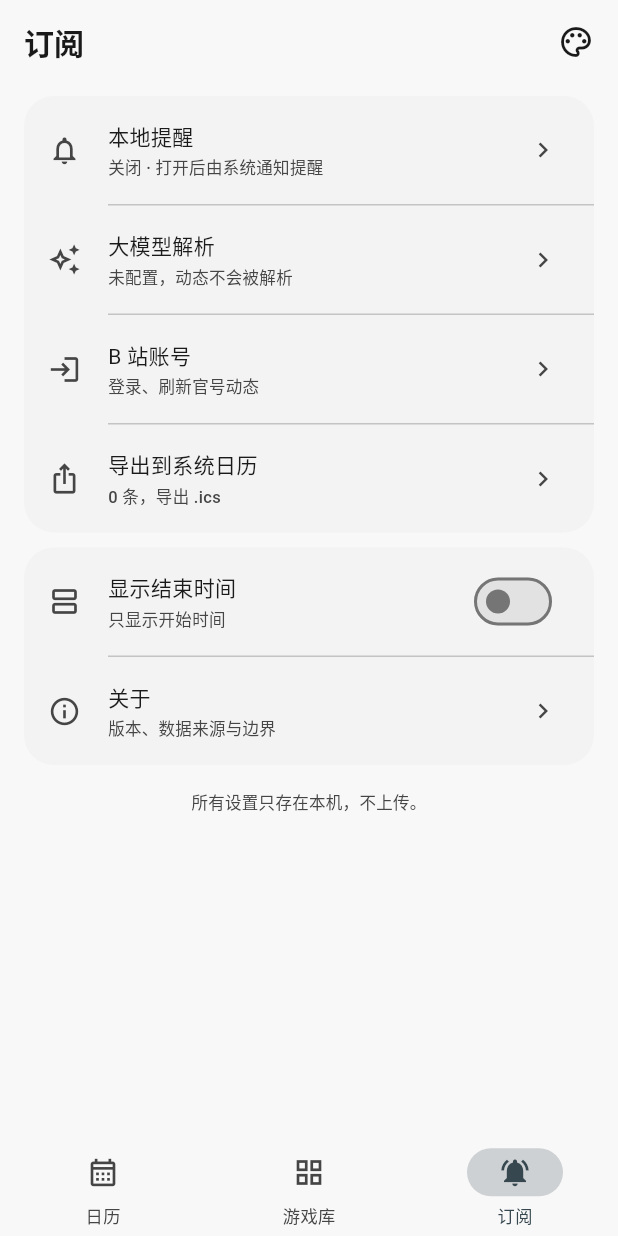
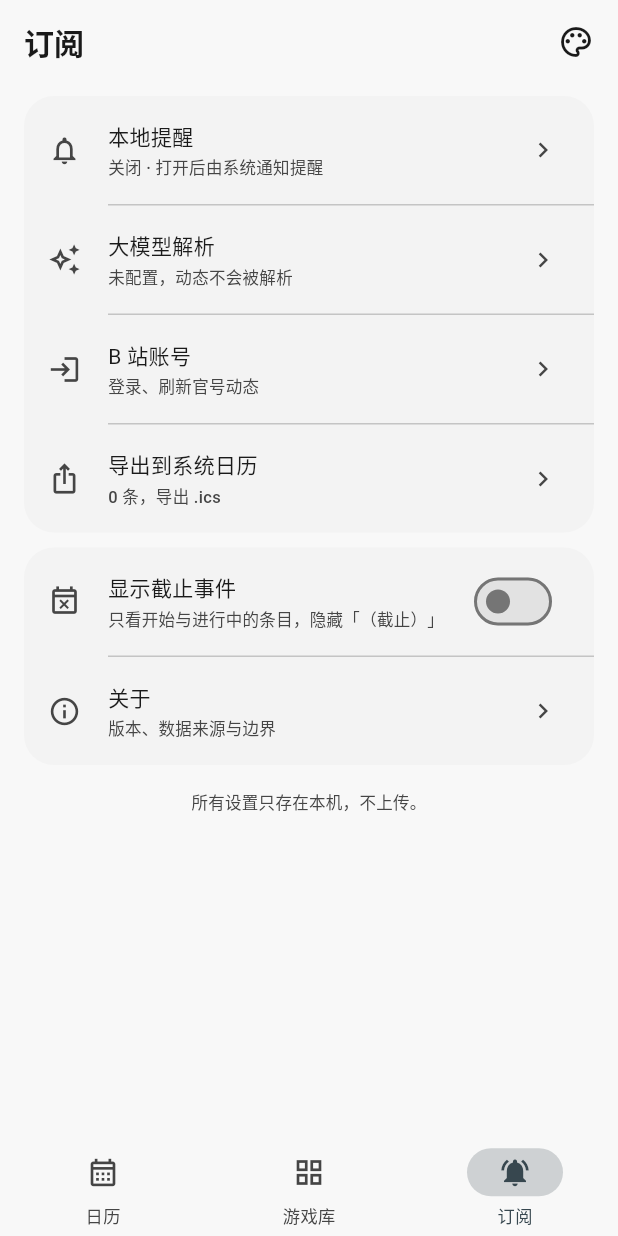
Before and after one commit to maker114/NijiCal, a Flutter app: the screen it shows after launch, item 3 of the bottom bar chosen, on a phone screen of 412 x 824 dp. Run offline on Flutter 3.47's test engine with Material 3 defaults, Android fonts, the phone set to English and light mode, and no system bars; our stand-ins replace flutter_local_notifications, share_plus, shared_preferences, timezone, webview_flutter.

Commit message:
fix(app): 开关改为控制「截止」类事件是否显示
2.3.0 把需求理解错了：做成了行内时间格式的开关（只显示开始 vs 显示区间），
实际要的是「（截止）」这类事件整体显不显示。

- 开关改名「显示截止事件」，关掉时从列表里成批过滤掉
  活动结束 / 卡池结束 / 兑换码截止 / 补偿领取截止，以及标题以（截止）收尾的条目
- 行内时间恢复成区间显示（截止事件既然由开关整体控制，就没必要再改单行格式）
- 截止事件被隐藏、列表为空时，空态会说明「有 N 条被开关隐藏」
- 提醒仍然按所有事件的截止时间排，不受这个显示开关影响

版本 2.3.0+17 → 2.3.1+18。

```diff
--- a/app/lib/app_state.dart
+++ b/app/lib/app_state.dart
@@ -40,7 +40,8 @@ class AppState extends ChangeNotifier {
   String search = '';
   bool remindersOn = false;
   bool calendarView = false;
-  bool showEndTime = false;
+  /// 是否显示「截止」类事件（活动结束 / 卡池结束 / 兑换码截止 / 补偿截止）
+  bool showDeadlineEvents = false;
   int scheduledCount = 0;
   final List<String> corrections = [];
 
@@ -54,7 +55,7 @@ class AppState extends ChangeNotifier {
       ..addAll(await Prefs.loadBindings());
     remindersOn = await Prefs.loadRemindersEnabled();
     calendarView = await Prefs.loadCalendarView();
-    showEndTime = await Prefs.loadShowEndTime();
+    showDeadlineEvents = await Prefs.loadShowDeadlineEvents();
     gameAccents
       ..clear()
       ..addAll(await Prefs.loadGameAccents());
@@ -140,8 +141,16 @@ class AppState extends ChangeNotifier {
     };
   }
 
+  /// 是否是「截止」类事件：类型以结束/截止结尾，或标题以（截止）收尾
+  static bool isDeadlineEvent(GameEvent e) =>
+      e.title.endsWith('（截止）') ||
+      const {'活动结束', '卡池结束', '兑换码截止', '补偿领取截止'}.contains(e.type);
+
   List<GameEvent> visibleEvents() {
-    final list = allEvents.where(_passes).toList();
+    final list = allEvents
+        .where(_passes)
+        .where((e) => showDeadlineEvents || !isDeadlineEvent(e))
+        .toList();
     list.sort((a, b) => a.due.compareTo(b.due));
     return list;
   }
@@ -246,9 +255,9 @@ class AppState extends ChangeNotifier {
     notifyListeners();
   }
 
-  void setShowEndTime(bool value) {
-    showEndTime = value;
-    Prefs.saveShowEndTime(value);
+  void setShowDeadlineEvents(bool value) {
+    showDeadlineEvents = value;
+    Prefs.saveShowDeadlineEvents(value);
     notifyListeners();
   }
   void setReminders(bool value) {
--- a/app/lib/screens/game_detail_page.dart
+++ b/app/lib/screens/game_detail_page.dart
@@ -175,7 +175,6 @@ class GameDetailPage extends StatelessWidget {
                               event: event,
                               game: game,
                               accent: accent,
-                              showEnd: state.showEndTime,
                               onTap: () => showDetailSheet(context, state, event),
                             ),
                             const Divider(height: 1),
@@ -245,7 +244,6 @@ class _ExpiredBlockState extends State<_ExpiredBlock> {
                   event: event,
                   game: widget.game,
                   accent: widget.accent,
-                  showEnd: widget.state.showEndTime,
                   onTap: () => showDetailSheet(context, widget.state, event),
                 ),
                 const Divider(height: 1),
--- a/app/lib/screens/subscribe_screen.dart
+++ b/app/lib/screens/subscribe_screen.dart
@@ -79,14 +79,16 @@ class SubscribeScreen extends StatelessWidget {
               child: Column(
                 children: [
                   SettingRow(
-                    icon: Icons.view_agenda_outlined,
-                    title: '显示结束时间',
-                    subtitle: state.showEndTime ? '列表显示起止区间' : '只显示开始时间',
+                    icon: Icons.event_busy_outlined,
+                    title: '显示截止事件',
+                    subtitle: state.showDeadlineEvents
+                        ? '同时显示「活动结束 / 兑换码截止」这类条目'
+                        : '只看开始与进行中的条目，隐藏「（截止）」',
                     trailing: Switch.adaptive(
-                      value: state.showEndTime,
-                      onChanged: state.setShowEndTime,
+                      value: state.showDeadlineEvents,
+                      onChanged: state.setShowDeadlineEvents,
                     ),
-                    onTap: () => state.setShowEndTime(!state.showEndTime),
+                    onTap: () => state.setShowDeadlineEvents(!state.showDeadlineEvents),
                   ),
                   const Divider(height: 1, indent: 56),
                   SettingRow(
--- a/app/lib/services/prefs.dart
+++ b/app/lib/services/prefs.dart
@@ -104,7 +104,7 @@ abstract class Prefs {
     final sp = await SharedPreferences.getInstance();
     await sp.setString(_accentsKey, jsonEncode(value));
   }  static const _calendarViewKey = 'nijical.calendarView';
-  static const _showEndKey = 'nijical.showEndTime';
+  static const _showDeadlineKey = 'nijical.showDeadlineEvents';
 
   static Future<bool> loadCalendarView() async {
     final sp = await SharedPreferences.getInstance();
@@ -116,13 +116,13 @@ abstract class Prefs {
     await sp.setBool(_calendarViewKey, value);
   }
 
-  static Future<bool> loadShowEndTime() async {
+  static Future<bool> loadShowDeadlineEvents() async {
     final sp = await SharedPreferences.getInstance();
-    return sp.getBool(_showEndKey) ?? false;
+    return sp.getBool(_showDeadlineKey) ?? false;
   }
 
-  static Future<void> saveShowEndTime(bool value) async {
+  static Future<void> saveShowDeadlineEvents(bool value) async {
     final sp = await SharedPreferences.getInstance();
-    await sp.setBool(_showEndKey, value);
+    await sp.setBool(_showDeadlineKey, value);
   }
 }
--- a/app/lib/version.dart
+++ b/app/lib/version.dart
@@ -1,2 +1,2 @@
 /// 应用版本：与 pubspec.yaml 的 version 保持一致（提交时一起改）
-const String kAppVersion = '2.3.0';
+const String kAppVersion = '2.3.1';
--- a/app/pubspec.yaml
+++ b/app/pubspec.yaml
@@ -16,7 +16,7 @@ publish_to: 'none' # Remove this line if you wish to publish to pub.dev
 # https://developer.apple.com/library/archive/documentation/General/Reference/InfoPlistKeyReference/Articles/CoreFoundationKeys.html
 # In Windows, build-name is used as the major, minor, and patch parts
 # of the product and file versions while build-number is used as the build suffix.
-version: 2.3.0+17
+version: 2.3.1+18
 
 environment:
   sdk: ^3.13.4
```
Also changed, not shown: app/lib/screens/calendar_screen.dart (+9 -6 lines), 2 other files.
